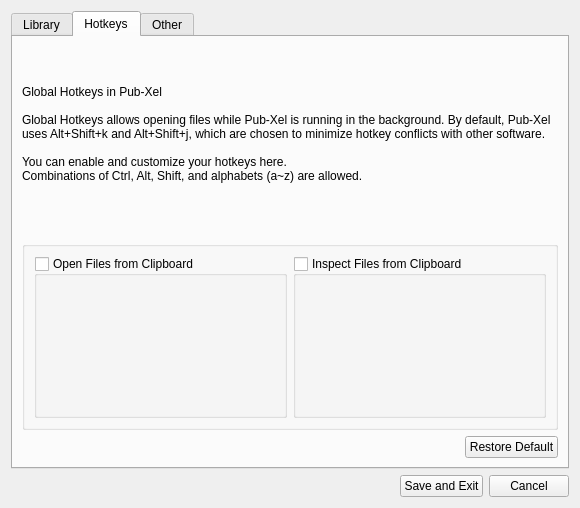
This is ui/preferences.ui in crossing96/Pub-Xel as Qt 5 draws it before an edit. The edited form follows.
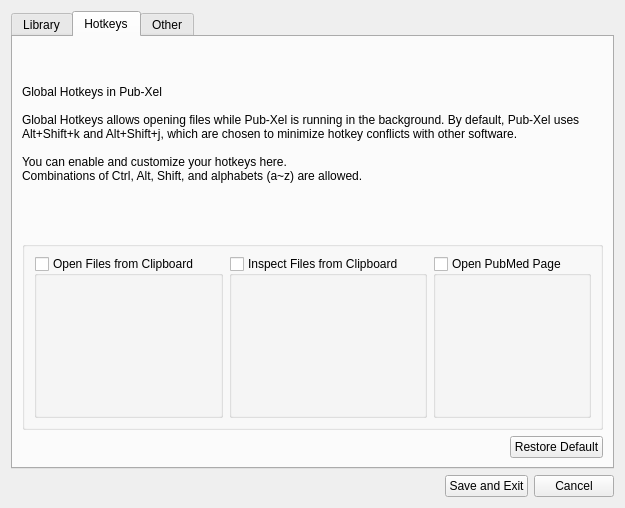
This is the edited form.

The edit to the form file:
```diff
--- a/ui/preferences.ui
+++ b/ui/preferences.ui
@@ -315,6 +315,24 @@
             </layout>
            </widget>
           </item>
+          <item>
+           <widget class="QGroupBox" name="groupBox_pubmed">
+            <property name="title">
+             <string>Open PubMed Page</string>
+            </property>
+            <property name="checkable">
+             <bool>true</bool>
+            </property>
+            <property name="checked">
+             <bool>false</bool>
+            </property>
+            <layout class="QGridLayout" name="layout_pubmed">
+             <property name="verticalSpacing">
+              <number>0</number>
+             </property>
+            </layout>
+           </widget>
+          </item>
          </layout>
         </widget>
        </item>
```
